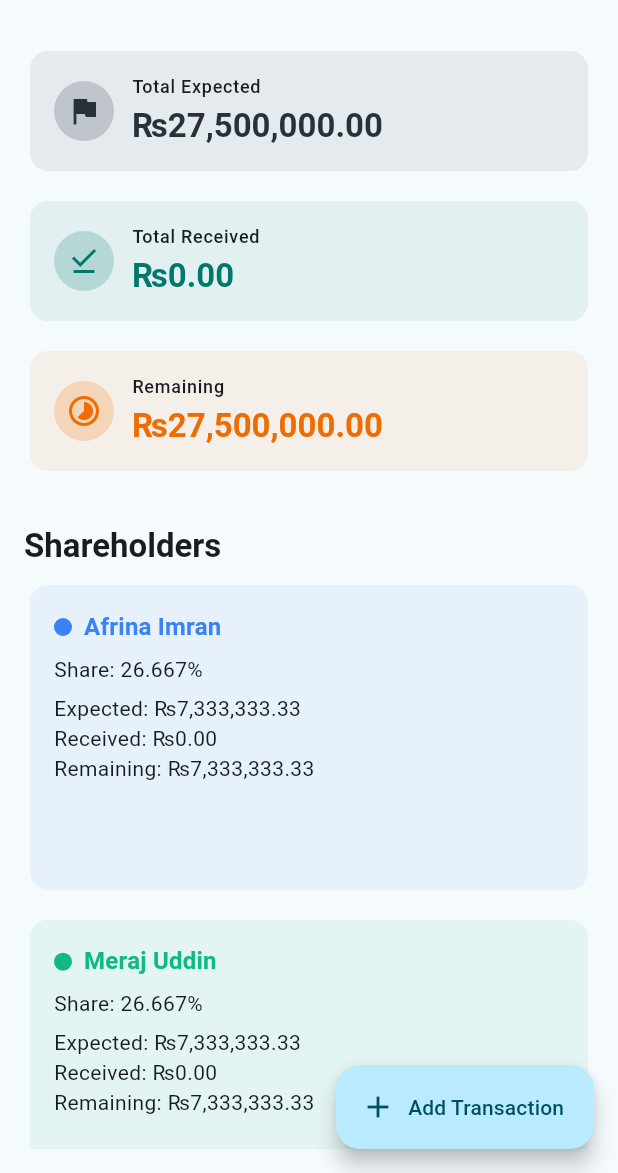
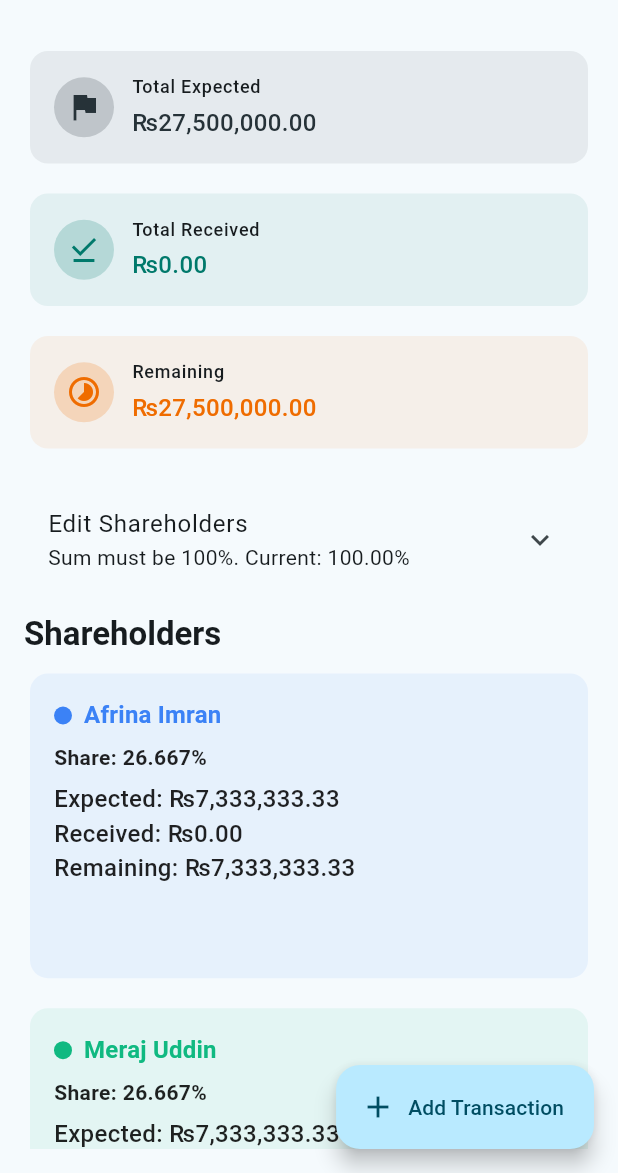
Before and after one commit to Alihasaan/Installmenttracker_csv, a Flutter app: the screen it shows after launch, on a phone screen of 412 x 824 dp, the part 63-1236 px from its top. Run offline on Flutter 3.47's test engine with Material 3 defaults, Android fonts, the light colour scheme and no system bars; our stand-ins replace csv, file_picker.

Commit message:
before new requirments

```diff
--- a/installmenttracker/lib/main.dart
+++ b/installmenttracker/lib/main.dart
@@ -4,6 +4,7 @@ import 'dart:io';
 import 'package:csv/csv.dart';
 import 'package:file_picker/file_picker.dart';
 import 'package:flutter/material.dart';
+import 'styles.dart';
 import 'package:intl/intl.dart';
 
 final GlobalKey<ScaffoldMessengerState> scaffoldMessengerKey = GlobalKey<ScaffoldMessengerState>();
@@ -27,13 +28,21 @@ class InstallmentTrackerApp extends StatelessWidget {
           brightness: Brightness.light,
         ),
         useMaterial3: true,
+        // Make all TextFields use an outlined border by default
+        inputDecorationTheme: const InputDecorationTheme(
+          border: OutlineInputBorder(),
+          enabledBorder: OutlineInputBorder(),
+          focusedBorder: OutlineInputBorder(
+            borderSide: BorderSide(width: 2.0),
+          ),
+        ),
       ),
       home: const HomePage(),
     );
   }
 }
 
-const double kExpectedTotal = 27_500_000;
+double kExpectedTotal = 27_500_000;
 
 class Shareholder {
   Shareholder({required this.name, required this.percent, required this.color});
@@ -195,7 +204,6 @@ Future<void> _addTransactionDialog() async {
                         setStateDialog(() {});
                       },
                       decoration: const InputDecoration(
-                        border: OutlineInputBorder(),
                         labelText: 'Amount (PKR)',
                         hintText: 'e.g. 150000',
                       ),
@@ -269,7 +277,6 @@ Future<void> _addTransactionDialog() async {
                     TextFormField(
                       controller: noteCtrl,
                       decoration: const InputDecoration(
-                        border: OutlineInputBorder(),
                         labelText: 'Note (optional)',
                       ),
                     ),
@@ -443,8 +450,8 @@ Future<void> _addTransactionDialog() async {
                             color: WidgetStateProperty.all(p.shareholder.color.withOpacity(0.1)),
                             cells: [
                               DataCell(Text(p.shareholder.name)),
-                              DataCell(Text('${p.shareholder.percent.toStringAsFixed(3)}%')),
-                              DataCell(Text(currency.format(p.amount))),
+                              DataCell(Text('${p.shareholder.percent.toStringAsFixed(3)}%',style: AppStyles.amount,)),
+                              DataCell(Text(currency.format(p.amount),style: AppStyles.percent,)),
                             ],
                           ),
                         )
@@ -484,13 +491,15 @@ Future<void> _addTransactionDialog() async {
     );
   }
 
-  Widget _summaryCard({required String label, required String value, Color? color, IconData? icon}) {
+  Widget _summaryCard({required String label, required String value, Color? color, IconData? icon, VoidCallback? onTap}) {
     return Card(
       elevation: 0,
       color: color?.withOpacity(0.08),
       child: Padding(
         padding: const EdgeInsets.all(16),
-        child: Row(
+        child: InkWell(
+          onTap: onTap,
+          child: Row(
           children: [
             if (icon != null)
               Container(
@@ -507,16 +516,17 @@ Future<void> _addTransactionDialog() async {
               children: [
                 Text(label, style: Theme.of(context).textTheme.labelMedium),
                 const SizedBox(height: 4),
+                // Use centralized amount style for the main value
                 Text(
                   value,
-                  style: Theme.of(context).textTheme.titleLarge?.copyWith(
-                        color: color ?? Theme.of(context).colorScheme.onSurface,
-                        fontWeight: FontWeight.w700,
-                      ),
+                  style: AppStyles.amount.copyWith(
+                    color: color ?? Theme.of(context).colorScheme.onSurface,
+                  ),
                 ),
               ],
             ),
           ],
+          ),
         ),
       ),
     );
@@ -556,11 +566,12 @@ Future<void> _addTransactionDialog() async {
                 ],
               ),
               const SizedBox(height: 6),
-              Text('Share: ${s.percent.toStringAsFixed(3)}%'),
+              // Show percent using percent style
+              Text('Share: ${s.percent.toStringAsFixed(3)}%', style: AppStyles.percent),
               const SizedBox(height: 6),
-              Text('Expected: ${currency.format(expectedFor(s))}'),
-              Text('Received: ${currency.format(receivedFor(s))}'),
-              Text('Remaining: ${currency.format(remainingFor(s))}'),
+              Text('Expected: ${currency.format(exp)}', style: AppStyles.amount),
+              Text('Received: ${currency.format(rec)}', style: AppStyles.amount),
+              Text('Remaining: ${currency.format(rem)}', style: AppStyles.amount),
             ],
           ),
         ),
@@ -568,57 +579,57 @@ Future<void> _addTransactionDialog() async {
     );
   }
 
-  // Widget _editShares() {
-  //   final sumPercent = shareholders.fold<double>(0, (a, s) => a + s.percent).toStringAsFixed(2);
-  //   return ExpansionTile(
-  //     title: const Text('Edit Shareholders'),
-  //     subtitle: Text('Sum must be 100%. Current: $sumPercent%'),
-  //     childrenPadding: const EdgeInsets.symmetric(horizontal: 12, vertical: 8),
-  //     children: [
-  //       Wrap(
-  //         runSpacing: 12,
-  //         spacing: 12,
-  //         children: [
-  //           for (var i = 0; i < shareholders.length; i++)
-  //             _ShareEditor(
-  //               key: ValueKey('share-$i'),
-  //               initialName: shareholders[i].name,
-  //               initialPercent: shareholders[i].percent,
-  //               onChanged: (name, pct) {
-  //                 setState(() {
-  //                   shareholders[i].name = name;
-  //                   if (pct != null && pct >= 0) shareholders[i].percent = pct;
-  //                 });
-  //               },
-  //             ),
-  //         ],
-  //       ),
-  //       const SizedBox(height: 8),
-  //       Row(
-  //         children: [
-  //           if (!sharesValid)
-  //             Text(
-  //               'Shares must sum to 100%.',
-  //               style: TextStyle(color: Theme.of(context).colorScheme.error),
-  //             ),
-  //           const Spacer(),
-  //           TextButton(
-  //             onPressed: () {
-  //               setState(() {
-  //                 shareholders[0].percent = 26.66667;
-  //                 shareholders[1].percent = 26.66667;
-  //                 shareholders[2].percent = 26.66667;
-  //                 shareholders[3].percent = 20.0;
-  //               });
-  //             },
-  //             child: const Text('Reset to Original'),
-  //           ),
-  //         ],
-  //       ),
-  //       const SizedBox(height: 8),
-  //     ],
-  //   );
-  // }
+  Widget _editShares() {
+    final sumPercent = shareholders.fold<double>(0, (a, s) => a + s.percent).toStringAsFixed(2);
+    return ExpansionTile(
+      title: const Text('Edit Shareholders'),
+      subtitle: Text('Sum must be 100%. Current: $sumPercent%'),
+      childrenPadding: const EdgeInsets.symmetric(horizontal: 12, vertical: 8),
+      children: [
+        Wrap(
+          runSpacing: 12,
+          spacing: 12,
+          children: [
+            for (var i = 0; i < shareholders.length; i++)
+              _ShareEditor(
+                key: ValueKey('share-$i'),
+                initialName: shareholders[i].name,
+                initialPercent: shareholders[i].percent,
+                onChanged: (name, pct) {
+                  setState(() {
+                    shareholders[i].name = name;
+                    if (pct != null && pct >= 0) shareholders[i].percent = pct;
+                  });
+                },
+              ),
+          ],
+        ),
+        const SizedBox(height: 8),
+        Row(
+          children: [
+            if (!sharesValid)
+              Text(
+                'Shares must sum to 100%.',
+                style: TextStyle(color: Theme.of(context).colorScheme.error),
+              ),
+            const Spacer(),
+            TextButton(
+              onPressed: () {
+                setState(() {
+                  shareholders[0].percent = 26.66667;
+                  shareholders[1].percent = 26.66667;
+                  shareholders[2].percent = 26.66667;
+                  shareholders[3].percent = 20.0;
+                });
+              },
+              child: const Text('Reset to Original'),
+            ),
+          ],
+        ),
+        const SizedBox(height: 8),
+      ],
+    );
+  }
 
   @override
   Widget build(BuildContext context) {
@@ -628,6 +639,43 @@ Future<void> _addTransactionDialog() async {
         value: currency.format(kExpectedTotal),
         color: Colors.blueGrey.shade900,
         icon: Icons.flag,
+        onTap: () async {
+          // allow editing the expected total
+          final ctrl = TextEditingController(text: kExpectedTotal.toStringAsFixed(2));
+          final formKey = GlobalKey<FormState>();
+          await showDialog<void>(
+            context: context,
+            builder: (ctx) => AlertDialog(
+              title: const Text('Edit Total Expected'),
+              content: Form(
+                key: formKey,
+                child: TextFormField(
+                  controller: ctrl,
+                  keyboardType: const TextInputType.numberWithOptions(decimal: true),
+                  decoration: const InputDecoration(labelText: 'Total Expected (PKR)'),
+                  validator: (v) {
+                    final d = double.tryParse(v?.replaceAll(',', '') ?? '');
+                    if (d == null || d <= 0) return 'Enter a valid amount > 0';
+                    return null;
+                  },
+                ),
+              ),
+              actions: [
+                TextButton(onPressed: () => Navigator.pop(ctx), child: const Text('Cancel')),
+                FilledButton(
+                  onPressed: () {
+                    if (!formKey.currentState!.validate()) return;
+                    setState(() {
+                      kExpectedTotal = double.parse(ctrl.text.replaceAll(',', ''));
+                    });
+                    Navigator.pop(ctx);
+                  },
+                  child: const Text('Save'),
+                ),
+              ],
+            ),
+          );
+        },
       ),
       _summaryCard(
         label: 'Total Received',
@@ -692,7 +740,7 @@ Future<void> _addTransactionDialog() async {
               },
             ),
             const SizedBox(height: 8),
-            // _editShares(),
+            _editShares(),
             const SizedBox(height: 12),
 
             Text('Shareholders', style: Theme.of(context).textTheme.titleLarge?.copyWith(fontWeight: FontWeight.w700)),
@@ -750,7 +798,7 @@ Future<void> _addTransactionDialog() async {
                   columns: const [
                     DataColumn(label: Text('Date')),
                     DataColumn(label: Text('Amount (PKR)')),
-                    DataColumn(label: Text('Note')),
+                    DataColumn(columnWidth: FixedColumnWidth(300),label: Text('Note')),
                     DataColumn(label: Text('')),
                   ],
                   rows: [
@@ -759,7 +807,7 @@ Future<void> _addTransactionDialog() async {
                         cells: [
                           DataCell(Text(dateFmt.format(entries[i].date))),
                           DataCell(Text(currency.format(entries[i].amount))),
-                          DataCell(Text(entries[i].note)),
+                          DataCell(Text(entries[i].note.isEmpty ? 'None':entries[i].note)),
                           DataCell(
                             Row(
                               mainAxisSize: MainAxisSize.min,
@@ -793,6 +841,7 @@ Future<void> _addTransactionDialog() async {
 
 class _ShareEditor extends StatefulWidget {
   const _ShareEditor({
+    required Key key,
     required this.initialName,
     required this.initialPercent,
     required this.onChanged,
@@ -834,7 +883,7 @@ class _ShareEditorState extends State<_ShareEditor> {
             flex: 6,
             child: TextField(
               controller: _nameCtrl,
-              decoration: const InputDecoration(labelText: 'Name'),
+                decoration: const InputDecoration(labelText: 'Name'),
               onChanged: (v) => widget.onChanged(v, null),
             ),
           ),
@@ -844,7 +893,7 @@ class _ShareEditorState extends State<_ShareEditor> {
             child: TextField(
               controller: _pctCtrl,
               keyboardType: const TextInputType.numberWithOptions(decimal: true),
-              decoration: const InputDecoration(labelText: 'Percent'),
+                decoration: const InputDecoration(labelText: 'Percent'),
               onChanged: (v) {
                 final d = double.tryParse(v);
                 if (d != null && d >= 0) {
--- /dev/null
+++ b/installmenttracker/lib/styles.dart
@@ -0,0 +1,18 @@
+import 'package:flutter/material.dart';
+
+/// Centralized styles used across the app for amounts and percentages.
+class AppStyles {
+  // Bold style for monetary amounts
+  static const TextStyle amount = TextStyle(
+    fontSize: 16,
+    fontWeight: FontWeight.w500,
+    color: Colors.black87,
+  );
+
+  // Bold style for percentage values
+  static const TextStyle percent = TextStyle(
+    fontSize: 14,
+    fontWeight: FontWeight.w700,
+    color: Colors.black87,
+  );
+}
```
Also changed, not shown: installmenttracker/data/transactions.csv (+1 -7 lines).
